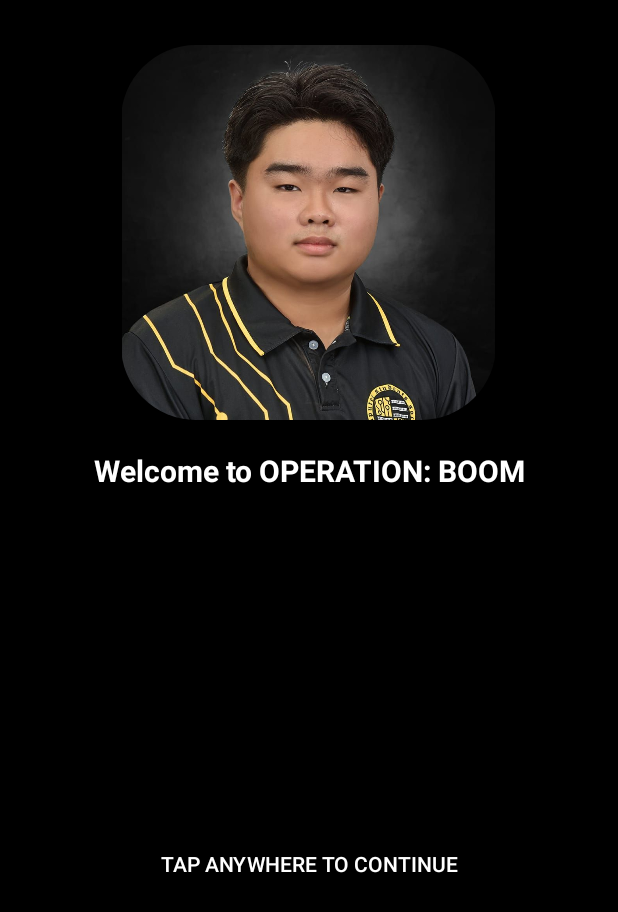
After one commit to Naweeeeeh/OperationBoom, an Android app: the WelcomeActivity screen opened directly, with no data from a screen before it, on a phone screen of 412 x 824 dp. The commit adds this screen. Shown: the top 912 px of the screen. Run offline under Robolectric (Android 15) with nearby library versions, the phone set to English and light mode, and no system bars.

Commit message:
welcomeactivity

```diff
--- a/app/src/main/java/com/example/qqq/LoginActivity.kt
+++ b/app/src/main/java/com/example/qqq/LoginActivity.kt
@@ -14,9 +14,9 @@ class LoginActivity : Activity() {
 
     @SuppressLint("MissingInflatedId")
     override fun onCreate(savedInstanceState: Bundle?) {
+
         super.onCreate(savedInstanceState)
         setContentView(R.layout.login)
-
         val loginButton = findViewById<Button>(R.id.Login)
         val signUpButton = findViewById<Button>(R.id.signUp)
         val usernameEditText = findViewById<EditText>(R.id.username)
@@ -33,7 +33,6 @@ class LoginActivity : Activity() {
 
             if (username.isEmpty() || password.isEmpty()) {
                 Toast.makeText(this, "Please enter both username and password.", Toast.LENGTH_SHORT).show()
-                return@setOnClickListener
             }
 
             val sharedPreferences = getSharedPreferences("user_prefs", Context.MODE_PRIVATE)
--- a/app/src/main/java/com/example/qqq/RegistrationActivity.kt
+++ b/app/src/main/java/com/example/qqq/RegistrationActivity.kt
@@ -10,6 +10,7 @@ import android.widget.EditText
 import android.widget.Toast
 
 class RegistrationActivity : Activity() {
+
     @SuppressLint("MissingInflatedId")
     override fun onCreate(savedInstanceState: Bundle?) {
         super.onCreate(savedInstanceState)
--- /dev/null
+++ b/app/src/main/java/com/example/qqq/WelcomeActivity.kt
@@ -0,0 +1,30 @@
+package com.example.qqq
+
+import android.annotation.SuppressLint
+import android.app.Activity
+import android.content.Intent
+import android.os.Bundle
+import android.widget.Button
+import android.widget.Toast
+import androidx.activity.enableEdgeToEdge
+import androidx.appcompat.app.AppCompatActivity
+import androidx.core.view.ViewCompat
+import androidx.core.view.WindowInsetsCompat
+
+class WelcomeActivity : Activity() {
+    @SuppressLint("MissingInflatedId")
+    override fun onCreate(savedInstanceState: Bundle?) {
+        super.onCreate(savedInstanceState)
+        setContentView(R.layout.welcomepage)
+        val welcomeButton = findViewById<Button>(R.id.welcomeID)
+
+
+        welcomeButton.setOnClickListener {
+            Toast.makeText(this, "Welcome", Toast.LENGTH_SHORT).show()
+            val intent = Intent(this, LoginActivity::class.java)
+            startActivity(intent)
+        }
+
+        // welcome page
+    }
+}
--- a/app/src/main/res/layout/welcomepage.xml
+++ b/app/src/main/res/layout/welcomepage.xml
@@ -39,11 +39,14 @@
 
 
     <Button
+        android:id="@+id/welcomeID"
         android:layout_width="match_parent"
         android:layout_height="match_parent"
+        android:background="@color/black"
+        android:gravity="center"
         android:text="Tap anywhere to continue"
-        android:gravity="center"
-        android:background="@color/black"
+        android:textColor="@color/white"
+
         />
 
 </LinearLayout>
```
Also changed, not shown: app/src/main/AndroidManifest.xml (+10 -4 lines), app/src/main/res/layout/activity_welcome.xml (added, +10 -0 lines).
